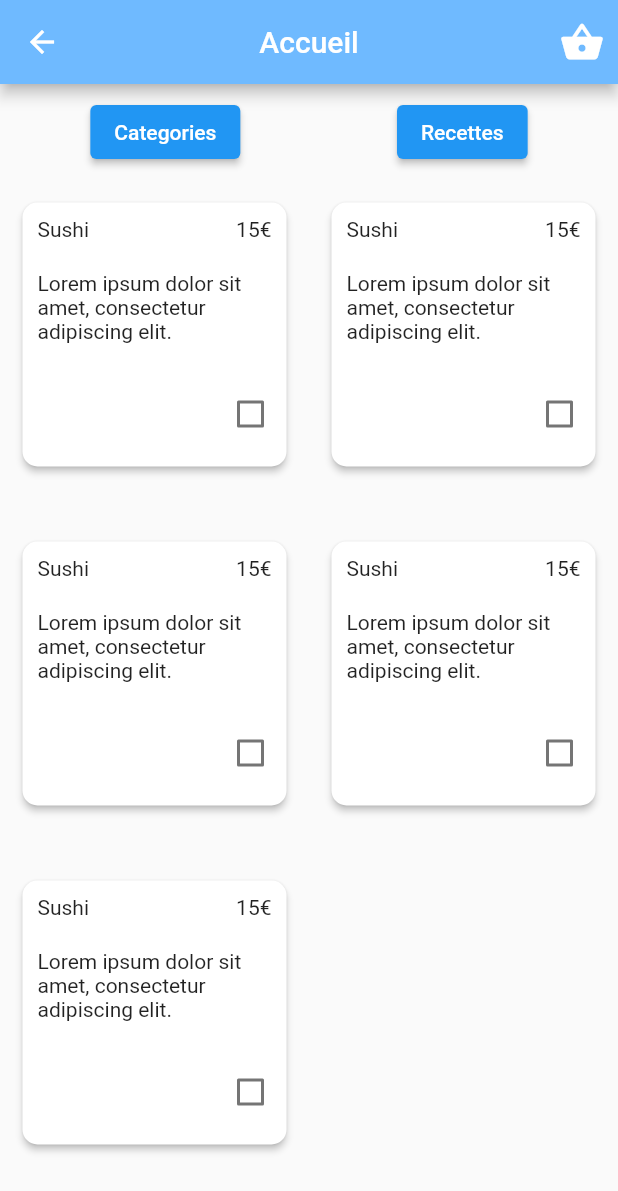
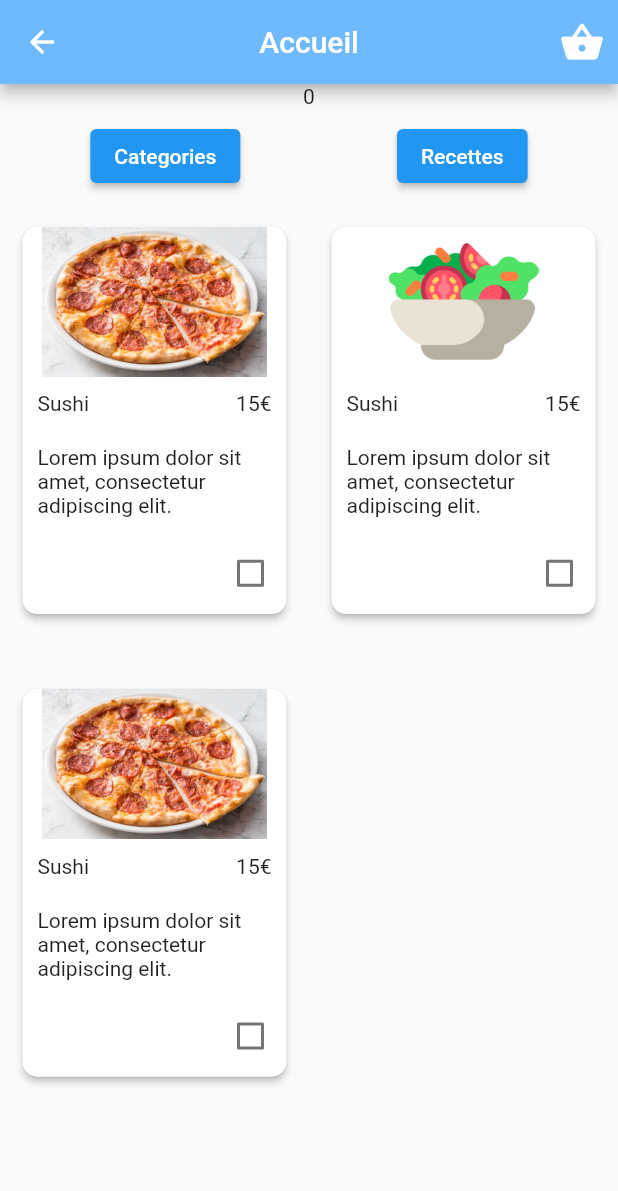
Before and after one commit to SamirBenj/flutter_application_test_app, a Flutter app: the SecondePage screen opened directly, on a phone screen of 412 x 824 dp. Shown: the top 1191 px of the screen. Run offline on Flutter 3.47's test engine with Material 2 defaults, Android fonts, the phone set to English and light mode, and no system bars.

Commit message:
new commit

```diff
--- a/lib/SecondePage.dart
+++ b/lib/SecondePage.dart
@@ -25,20 +25,18 @@ class _SecondePageState extends State<SecondePage> {
   }
 
   List<Produit> produits = [
-    Produit("burger", "Sushi", 15, "assets/sushi.jpg", false,
+    Produit("burger", "Sushi", 15, "assets/Chorizo.jpg", false,
         "Lorem ipsum dolor sit amet, consectetur adipiscing elit."),
-    Produit("pizza", "Sushi", 15, "assets/sushi.jpg", false,
+    Produit("pizza", "Sushi", 15, "assets/salad.png", false,
         "Lorem ipsum dolor sit amet, consectetur adipiscing elit."),
-    Produit("sushi", "Sushi", 15, "assets/sushi.jpg", false,
-        "Lorem ipsum dolor sit amet, consectetur adipiscing elit."),
-    Produit("burger", "Sushi", 15, "assets/sushi.jpg", false,
-        "Lorem ipsum dolor sit amet, consectetur adipiscing elit."),
-    Produit("burger", "Sushi", 15, "assets/sushi.jpg", false,
+    Produit("burger", "Sushi", 15, "assets/Chorizo.jpg", false,
         "Lorem ipsum dolor sit amet, consectetur adipiscing elit."),
   ];
 
   @override
   Widget build(BuildContext context) {
+    var produitSelectionner = produits.where((element) => element.valeurBool);
+
     return Scaffold(
       appBar: AppBar(
         title: Text(
@@ -50,8 +48,11 @@ class _SecondePageState extends State<SecondePage> {
         actions: [
           IconButton(
             onPressed: () {
-              Navigator.push(context,
-                  MaterialPageRoute(builder: (context) => PanierPage()));
+              Navigator.push(
+                  context,
+                  MaterialPageRoute(
+                      builder: (context) =>
+                          PanierPage(panierInfo: produitSelectionner)));
             },
             icon: Icon(
               Icons.shopping_basket,
@@ -70,6 +71,8 @@ class _SecondePageState extends State<SecondePage> {
         },
         child: Column(
           children: [
+            Text(totalPanier.toString()),
+            // Image.asset('assets/Chorizo.jpg'),
             Padding(
               padding: const EdgeInsets.all(8.0),
               child: Row(
@@ -102,23 +105,26 @@ class _SecondePageState extends State<SecondePage> {
                   // print(produits[index]['nom'].toString());
                   // var nom = produits[index]['nom'];
                   // print(produits[index]['valeurBool']);
+
                   return Padding(
                     padding: const EdgeInsets.all(15.0),
                     child: Material(
                       color: Colors.white,
                       borderRadius: BorderRadius.circular(10),
                       elevation: 2.0,
+                      child: Container(
                         child: Column(
                           mainAxisAlignment: MainAxisAlignment.center,
                           children: [
-                          // Image.asset(
-                          //   'assets/${produits[index].imageProduit}',
-                          //   height: 100,
-                          // ),
+                            Image.asset(
+                              '${produits[index].imageProduit}',
+                              height: 100,
+                            ),
                             Padding(
                               padding: const EdgeInsets.all(10),
                               child: Row(
-                              mainAxisAlignment: MainAxisAlignment.spaceBetween,
+                                mainAxisAlignment:
+                                    MainAxisAlignment.spaceBetween,
                                 children: [
                                   Text(
                                     produits[index].nomProduit.toString(),
@@ -129,13 +135,11 @@ class _SecondePageState extends State<SecondePage> {
                                 ],
                               ),
                             ),
-                          Expanded(
-                            child: Padding(
+                            Padding(
                               padding: EdgeInsets.all(10),
                               child: Text(
                                 '${produits[index].description}',
                                 maxLines: 5,
-                              ),
                               ),
                             ),
                             Expanded(
@@ -148,6 +152,11 @@ class _SecondePageState extends State<SecondePage> {
                                         setState(() {
                                           produits[index].valeurBool = value!;
                                         });
+                                        if (value == true) {
+                                          fonctionAddition();
+                                        } else {
+                                          fonctionSoustraction();
+                                        }
                                       }),
                                 ],
                               ),
@@ -155,10 +164,12 @@ class _SecondePageState extends State<SecondePage> {
                           ],
                         ),
                       ),
+                    ),
                   );
                 },
                 gridDelegate: SliverGridDelegateWithFixedCrossAxisCount(
                   mainAxisSpacing: 20,
+                  mainAxisExtent: MediaQuery.of(context).size.height * 0.35,
                   crossAxisCount: 2,
                 ),
               ),
--- a/lib/main.dart
+++ b/lib/main.dart
@@ -1,5 +1,6 @@
 import 'dart:async';
 import 'package:flutter/material.dart';
+import 'package:projet_food/CommandePage.dart';
 import 'SecondePage.dart';
 
 void main() {
```
Also changed, not shown: lib/PanierPage.dart (+53 -2 lines). Lines whose indentation alone changed are shown as unchanged.
